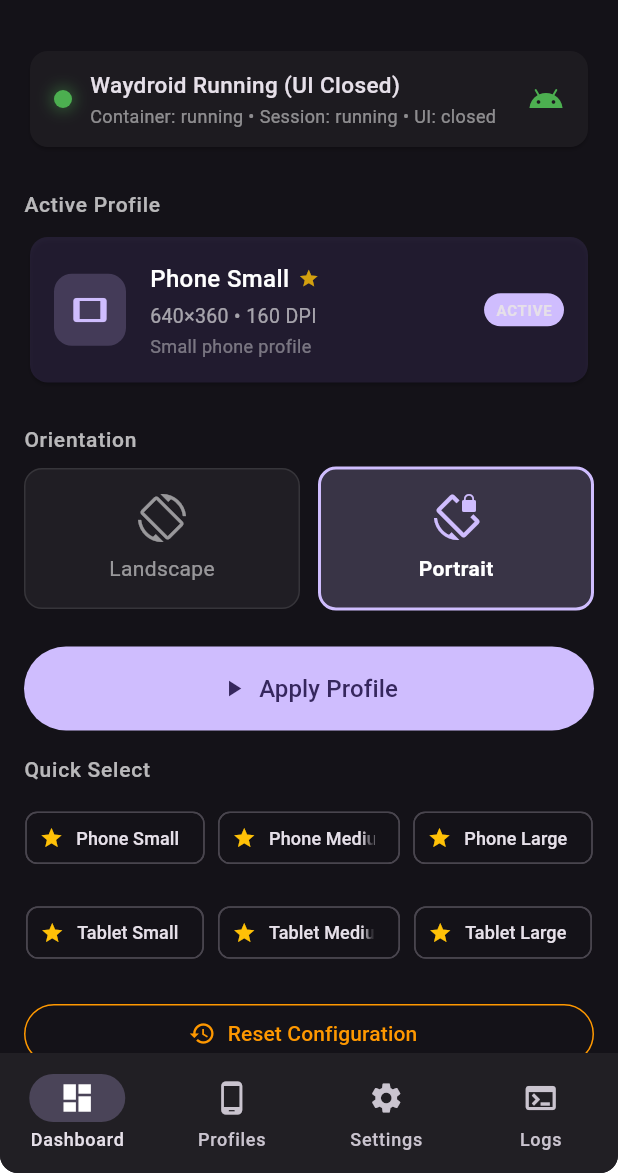
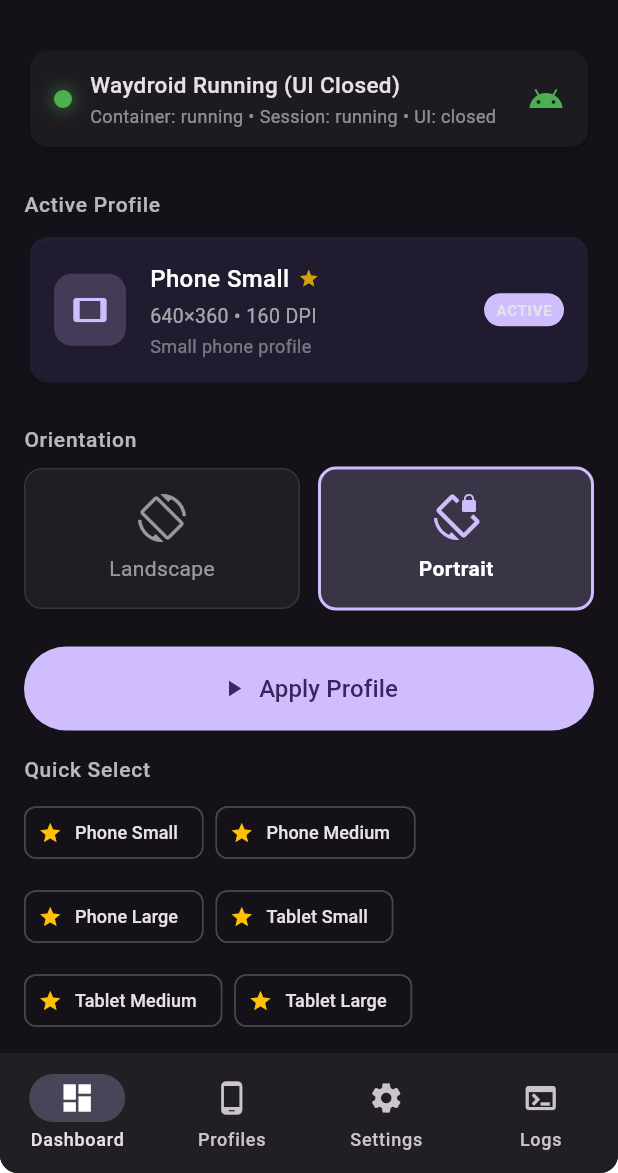
Before and after one commit to Eduar2TC/waydroid-profile-manager, a Flutter app: the screen it shows after launch, after a tap on "Phone Small", on a phone screen of 412 x 824 dp, the part 63-1236 px from its top. Run offline on Flutter 3.47's test engine with Material 3 defaults, Android fonts, the phone set to English and light mode, and no system bars; missing offline and left inert: dart:ffi, system_tray; accounts and stored records are empty.

Commit message:
Revert "Fix Quick Select layout: use GridView for uniform 3-column distribution"
This reverts commit 14ae47436974bc325008dd36081b1f42078aacf6.

```diff
--- a/lib/presentation/screens/dashboard_screen.dart
+++ b/lib/presentation/screens/dashboard_screen.dart
@@ -108,21 +108,10 @@
   }
 
   Widget _buildQuickProfiles(BuildContext context, AppController controller) {
-    final profiles = controller.profiles.take(6).toList();
-    if (profiles.isEmpty) return const SizedBox.shrink();
-
-    return GridView.builder(
-      shrinkWrap: true,
-      physics: const NeverScrollableScrollPhysics(),
-      gridDelegate: const SliverGridDelegateWithFixedCrossAxisCount(
-        crossAxisCount: 3,
-        crossAxisSpacing: 8,
-        mainAxisSpacing: 8,
-        childAspectRatio: 2.2,
-      ),
-      itemCount: profiles.length,
-      itemBuilder: (context, index) {
-        final profile = profiles[index];
+    return Wrap(
+      spacing: 8,
+      runSpacing: 8,
+      children: controller.profiles.take(6).map((profile) {
         return ActionChip(
           avatar: Icon(profile.builtin ? Icons.star : Icons.star_border, size: 16, color: profile.builtin ? Colors.amber : Colors.white54),
           label: Text(profile.name, style: const TextStyle(fontSize: 12)),
@@ -133,7 +122,7 @@
                   controller.applyProfile(profile);
                 },
         );
-      },
+      }).toList(),
     );
   }
 
```
